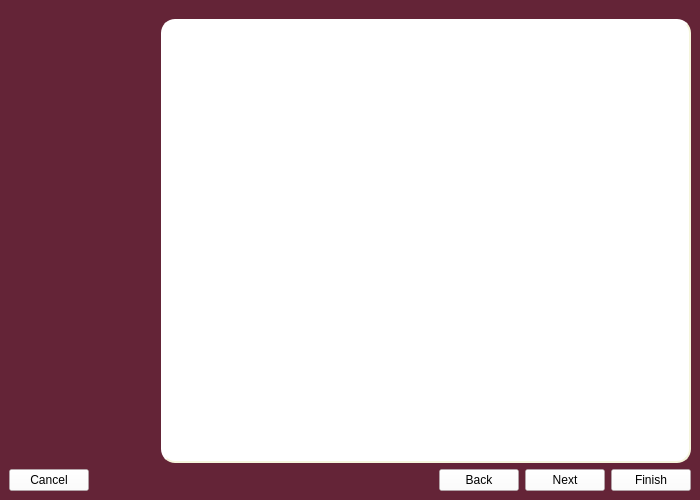
This is kde4/kaptan4/src/gui/kaptanMain.ui in pars-linux/uludag as Qt 5 draws it before an edit. The edited form follows.
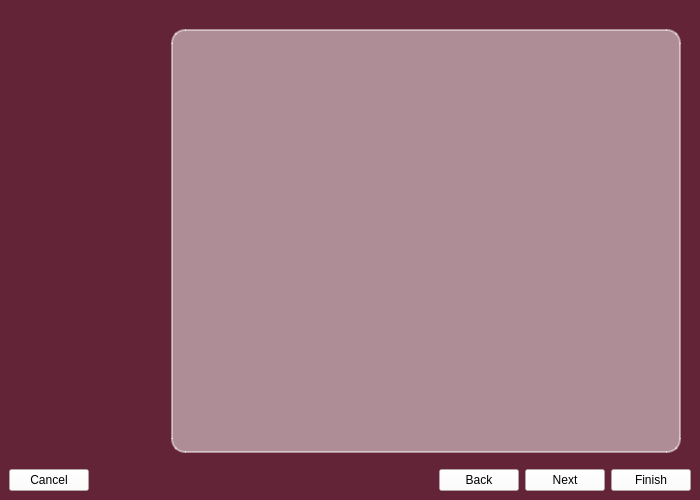
This is the edited form. Icons and pictures are not drawn.

Commit message: make stack widget transparent

```diff
--- a/kde4/kaptan4/src/gui/kaptanMain.ui
+++ b/kde4/kaptan4/src/gui/kaptanMain.ui
@@ -35,7 +35,7 @@
      border-style: outset;
      border-width: 2px;
      border-radius: 14px;
-     border-color: beige;
+     border-color: rgba(255, 255, 255, 122);
 
 }
 </string>
@@ -140,7 +140,9 @@
            </sizepolicy>
           </property>
           <property name="styleSheet">
-           <string notr="true">QStackedWidget#mainStack{background-color:white}</string>
+           <string notr="true">QStackedWidget#mainStack{background-color:rgba(255, 255, 255, 122);
+margin: 10px;
+}</string>
           </property>
           <property name="currentIndex">
            <number>0</number>
```
